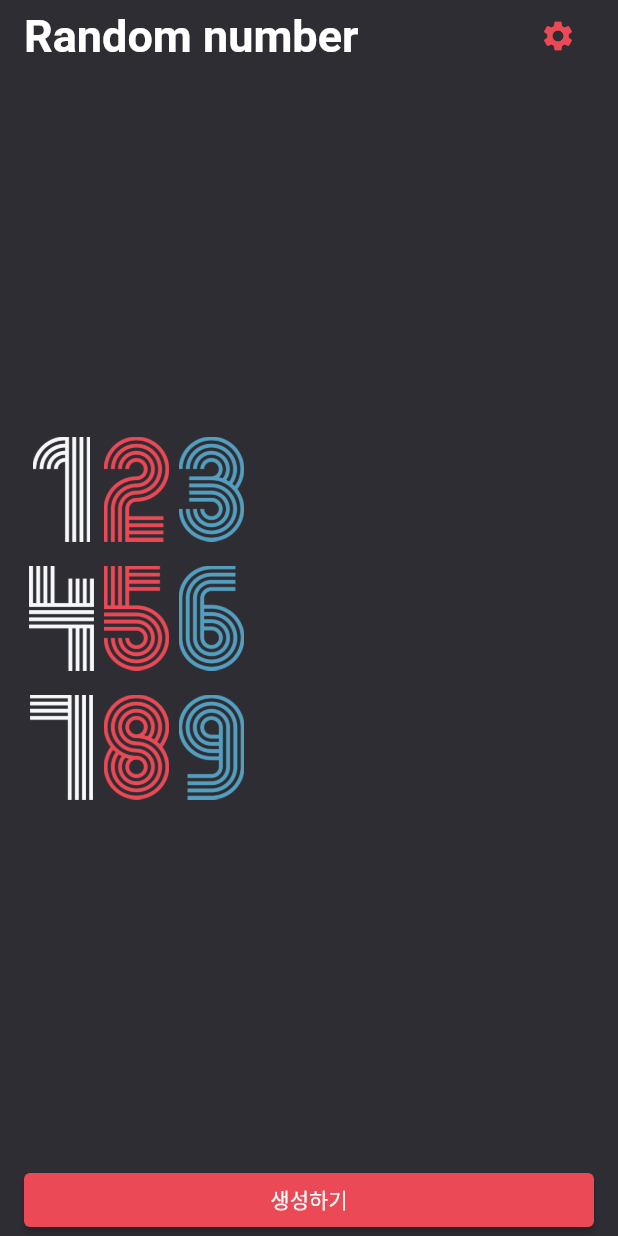
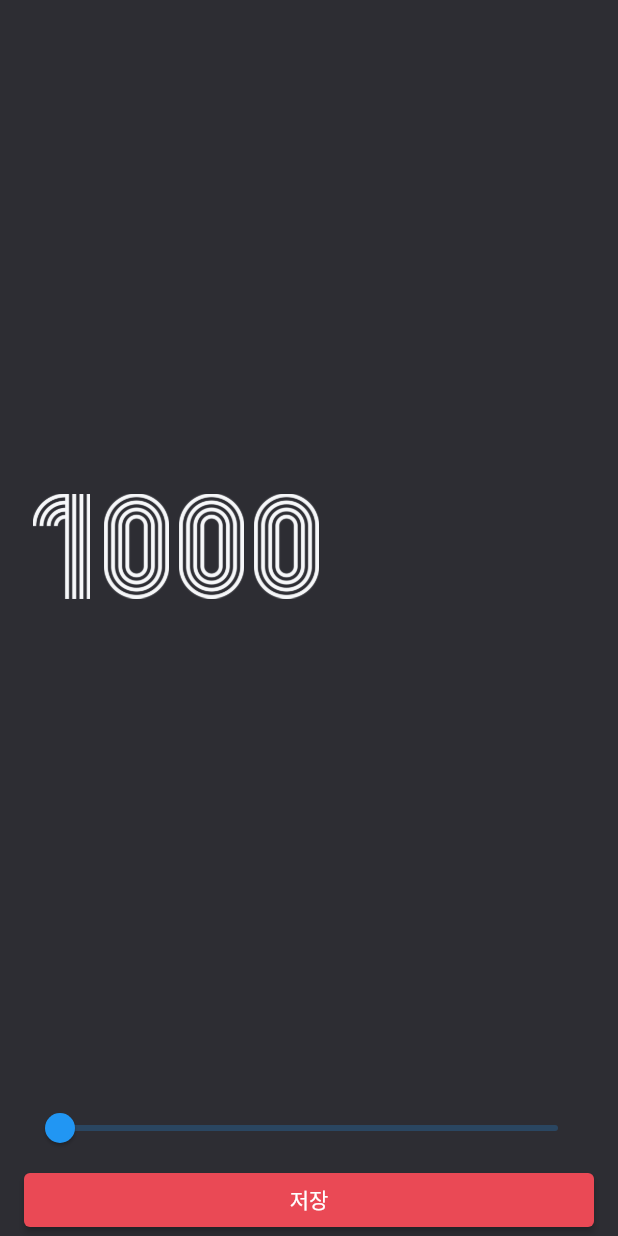
Before and after one commit to by-cho/random_num, a Flutter app: the screen it shows after launch, after a tap on the "settings" icon, on a phone screen of 412 x 824 dp. Run offline on Flutter 3.47's test engine with Material 2 defaults, Android fonts, the phone set to English and light mode, and no system bars.

Commit message:
random number generator func and setting page

```diff
--- a/random_num/lib/screen/home_screen.dart
+++ b/random_num/lib/screen/home_screen.dart
@@ -1,5 +1,8 @@
+import 'dart:math';
+
 import 'package:flutter/material.dart';
 import 'package:random_num/constant/color.dart';
+import 'package:random_num/screen/setting_screen.dart';
 
 class HomeScreen extends StatefulWidget {
   const HomeScreen({super.key});
@@ -9,6 +12,13 @@ class HomeScreen extends StatefulWidget {
 }
 
 class _HomeScreenState extends State<HomeScreen> {
+  int maxNumber = 1000;
+  List<int> randomNumbers = [
+    123,
+    456,
+    789,
+  ];
+
   @override
   Widget build(BuildContext context) {
     return Scaffold(
@@ -21,39 +31,93 @@ class _HomeScreenState extends State<HomeScreen> {
           child: Column(
             crossAxisAlignment: CrossAxisAlignment.start,
             children: [
-              Row(
+              _Header(
+                onPressed: onSettingPop,
+              ),
+              _Body(randomNumbers: randomNumbers),
+              _Footer(onPressed: onRandomNumberGenerate),
+            ],
+          ),
+        ),
+      ),
+    );
+  }
+
+  void onSettingPop() async {
+    final int? result = await Navigator.of(context).push<int>(
+      MaterialPageRoute(
+        builder: (BuildContext context) {
+          return SettingScreen();
+        },
+      ),
+    );
+    if (result != null) {
+      setState(() {
+        maxNumber = result;
+      });
+    }
+  }
+
+  void onRandomNumberGenerate() {
+    final rand = Random();
+
+    final Set<int> newNumbers = {};
+
+    while (newNumbers.length != 3) {
+      final number = rand.nextInt(maxNumber);
+      newNumbers.add(number);
+    }
+
+    setState(() {
+      randomNumbers = newNumbers.toList();
+    });
+  }
+}
+
+class _Header extends StatelessWidget {
+  final VoidCallback onPressed;
+  const _Header({
+    required this.onPressed,
+    Key? key,
+  }) : super(key: key);
+
+  @override
+  Widget build(BuildContext context) {
+    return Row(
       mainAxisAlignment: MainAxisAlignment.spaceBetween,
       children: [
         Text(
           'Random number',
           style: TextStyle(
-                        color: Colors.white,
-                        fontSize: 30,
-                        fontWeight: FontWeight.w700),
+              color: Colors.white, fontSize: 30, fontWeight: FontWeight.w700),
         ),
         IconButton(
-                    onPressed: () {},
+          onPressed: onPressed,
           icon: Icon(
             Icons.settings,
             color: RED_COLOR,
           ),
         ),
       ],
-              ),
-              Expanded(
+    );
+  }
+}
+
+class _Body extends StatelessWidget {
+  final List<int> randomNumbers;
+  const _Body({required this.randomNumbers, Key? key}) : super(key: key);
+
+  @override
+  Widget build(BuildContext context) {
+    return Expanded(
       child: Column(
         mainAxisAlignment: MainAxisAlignment.center,
-                  children: [
-                    123,
-                    456,
-                    789,
-                  ]
+        children: randomNumbers
             .asMap()
             .entries
             .map(
               (x) => Padding(
-                          padding:
-                              EdgeInsets.only(bottom: x.key == 2 ? 0 : 16.0),
+                padding: EdgeInsets.only(bottom: x.key == 2 ? 0 : 16.0),
                 child: Row(
                   children: x.value
                       .toString()
@@ -71,20 +135,25 @@ class _HomeScreenState extends State<HomeScreen> {
             )
             .toList(),
       ),
-              ),
-              SizedBox(
+    );
+  }
+}
+
+class _Footer extends StatelessWidget {
+  final VoidCallback onPressed;
+
+  const _Footer({required this.onPressed, Key? key}) : super(key: key);
+
+  @override
+  Widget build(BuildContext context) {
+    return SizedBox(
       width: double.infinity,
       child: ElevatedButton(
         style: ElevatedButton.styleFrom(
           primary: RED_COLOR,
         ),
-                  onPressed: () {},
+        onPressed: onPressed,
         child: Text('생성하기'),
-                ),
-              ),
-            ],
-          ),
-        ),
       ),
     );
   }
--- /dev/null
+++ b/random_num/lib/screen/setting_screen.dart
@@ -0,0 +1,68 @@
+import 'package:flutter/material.dart';
+import 'package:random_num/constant/color.dart';
+
+class SettingScreen extends StatefulWidget {
+  const SettingScreen({super.key});
+
+  @override
+  State<SettingScreen> createState() => _SettingScreenState();
+}
+
+class _SettingScreenState extends State<SettingScreen> {
+  double maxNumber = 1000;
+
+  @override
+  Widget build(BuildContext context) {
+    return Scaffold(
+        backgroundColor: PRIMARY_COLOR,
+        body: SafeArea(
+          child: Padding(
+            padding: const EdgeInsets.symmetric(
+              horizontal: 16,
+            ),
+            child: Column(
+              crossAxisAlignment: CrossAxisAlignment.stretch,
+              children: [
+                Expanded(
+                  child: Row(
+                    children: maxNumber
+                        .toInt()
+                        .toString()
+                        .split('')
+                        .map(
+                          (e) => Image.asset(
+                            'asset/img/$e.png',
+                            width: 50,
+                            height: 70,
+                          ),
+                        )
+                        .toList(),
+                  ),
+                ),
+                Slider(
+                  value: maxNumber,
+                  min: 1000,
+                  max: 100000,
+                  onChanged: (double val) {
+                    setState(() {
+                      maxNumber = val;
+                    });
+                  },
+                ),
+                ElevatedButton(
+                  onPressed: () {
+                    Navigator.of(context).pop(
+                      maxNumber.toInt(),
+                    );
+                  },
+                  style: ElevatedButton.styleFrom(
+                    primary: RED_COLOR,
+                  ),
+                  child: Text('저장'),
+                ),
+              ],
+            ),
+          ),
+        ));
+  }
+}
```
Lines whose indentation alone changed are shown as unchanged.
